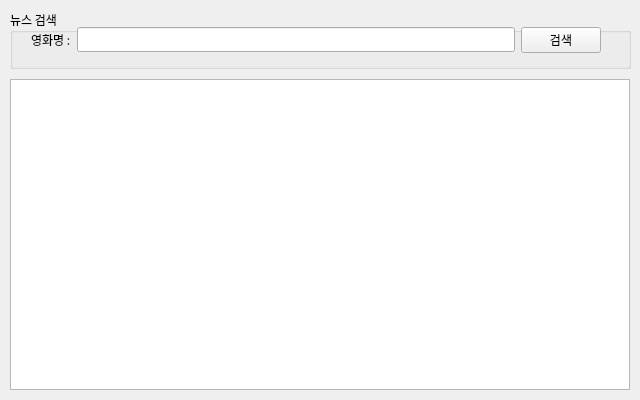
Qt form part1/studyPyQt/naverApiMovie.ui (JuHyunLee99/miniprojects) before a commit.
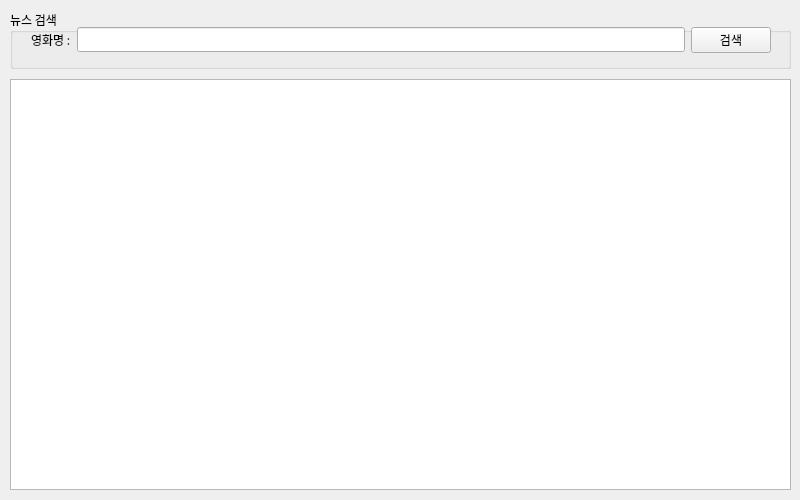
The same form after that commit.

```diff
--- a/part1/studyPyQt/naverApiMovie.ui
+++ b/part1/studyPyQt/naverApiMovie.ui
@@ -9,8 +9,8 @@
    <rect>
     <x>0</x>
     <y>0</y>
-    <width>640</width>
-    <height>400</height>
+    <width>800</width>
+    <height>500</height>
    </rect>
   </property>
   <property name="sizePolicy">
@@ -21,14 +21,14 @@
   </property>
   <property name="minimumSize">
    <size>
-    <width>640</width>
-    <height>400</height>
+    <width>800</width>
+    <height>500</height>
    </size>
   </property>
   <property name="maximumSize">
    <size>
-    <width>640</width>
-    <height>400</height>
+    <width>800</width>
+    <height>500</height>
    </size>
   </property>
   <property name="font">
@@ -44,7 +44,7 @@
     <rect>
      <x>10</x>
      <y>10</y>
-     <width>621</width>
+     <width>781</width>
      <height>59</height>
     </rect>
    </property>
@@ -59,7 +59,7 @@
         <rect>
          <x>21</x>
          <y>10</y>
-         <width>570</width>
+         <width>740</width>
          <height>40</height>
         </rect>
        </property>
@@ -92,8 +92,8 @@
     <rect>
      <x>10</x>
      <y>79</y>
-     <width>620</width>
-     <height>311</height>
+     <width>781</width>
+     <height>411</height>
     </rect>
    </property>
    <layout class="QVBoxLayout" name="resultLayout">
```
